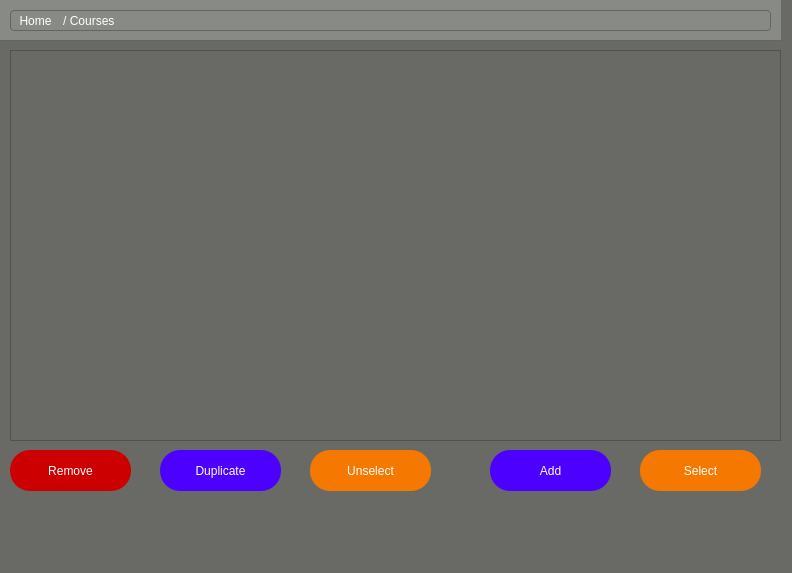
This is qt/IE0217/mainwindow.ui in Jams1001/Proyecto_IE0217 as Qt 5 draws it before an edit. The edited form follows.
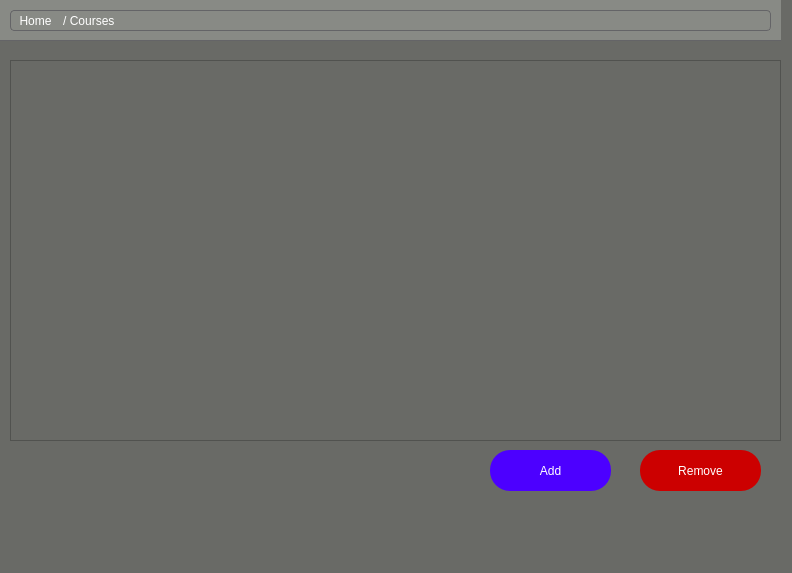
This is the edited form. The open tabs and pages were chosen to show the change.

Commit message: interfaz gráfica para manejo de filas en los cursos. Muy hermoso

```diff
--- a/qt/IE0217/mainwindow.ui
+++ b/qt/IE0217/mainwindow.ui
@@ -1337,24 +1337,6 @@
      </widget>
     </widget>
     <widget class="QWidget" name="Courses">
-     <widget class="QPushButton" name="pushButtonSelect_Courses">
-      <property name="geometry">
-       <rect>
-        <x>640</x>
-        <y>450</y>
-        <width>121</width>
-        <height>41</height>
-       </rect>
-      </property>
-      <property name="styleSheet">
-       <string notr="true">background-color: rgb(245, 121, 0);
-color: rgb(255, 255, 255);
-border-radius: 20px;</string>
-      </property>
-      <property name="text">
-       <string>Select</string>
-      </property>
-     </widget>
      <widget class="QPushButton" name="pushButtonAdd_Courses">
       <property name="geometry">
        <rect>
@@ -1478,28 +1460,10 @@
        </widget>
       </widget>
      </widget>
-     <widget class="QPushButton" name="pushButtonDuplicate_Courses">
-      <property name="geometry">
-       <rect>
-        <x>160</x>
-        <y>450</y>
-        <width>121</width>
-        <height>41</height>
-       </rect>
-      </property>
-      <property name="styleSheet">
-       <string notr="true">background-color: rgb(76, 0, 255);
-color: rgb(255, 255, 255);
-border-radius: 20px;</string>
-      </property>
-      <property name="text">
-       <string>Duplicate</string>
-      </property>
-     </widget>
      <widget class="QPushButton" name="pushButtonRemove_Courses">
       <property name="geometry">
        <rect>
-        <x>10</x>
+        <x>640</x>
         <y>450</y>
         <width>121</width>
         <height>41</height>
@@ -1514,49 +1478,15 @@
        <string>Remove</string>
       </property>
      </widget>
-     <widget class="QPushButton" name="pushButtonUnselect_Courses">
-      <property name="geometry">
-       <rect>
-        <x>310</x>
-        <y>450</y>
-        <width>121</width>
-        <height>41</height>
-       </rect>
-      </property>
-      <property name="styleSheet">
-       <string notr="true">background-color: rgb(245, 121, 0);
-color: rgb(255, 255, 255);
-border-radius: 20px;</string>
-      </property>
-      <property name="text">
-       <string>Unselect</string>
-      </property>
-     </widget>
-     <widget class="QScrollArea" name="scrollArea_Courses">
+     <widget class="QTableWidget" name="scheduleTable_Courses">
       <property name="geometry">
        <rect>
         <x>10</x>
-        <y>50</y>
+        <y>60</y>
         <width>771</width>
-        <height>391</height>
+        <height>381</height>
        </rect>
       </property>
-      <property name="styleSheet">
-       <string notr="true">color: rgb(255, 255, 255);</string>
-      </property>
-      <property name="widgetResizable">
-       <bool>true</bool>
-      </property>
-      <widget class="QWidget" name="scrollAreaWidget_Courses">
-       <property name="geometry">
-        <rect>
-         <x>0</x>
-         <y>0</y>
-         <width>769</width>
-         <height>389</height>
-        </rect>
-       </property>
-      </widget>
      </widget>
     </widget>
     <widget class="QWidget" name="Classrooms">
```
Left out of the diff: 8 changed lines with no effect on the pictures. The commit also changes 4 other files.
